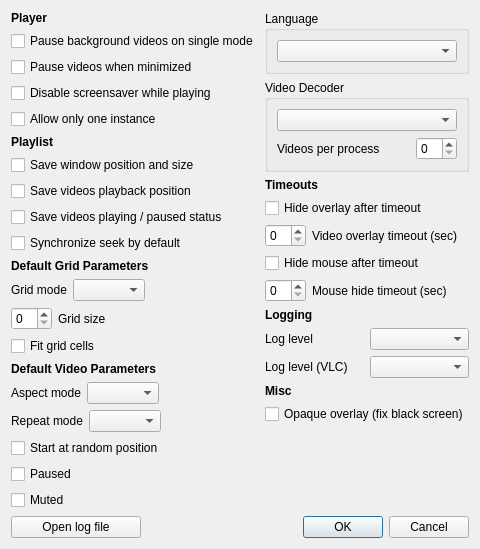
The window that resources/ui/settings_dialog.ui (vzhd1701/gridplayer) describes before a commit, drawn with Qt 5.
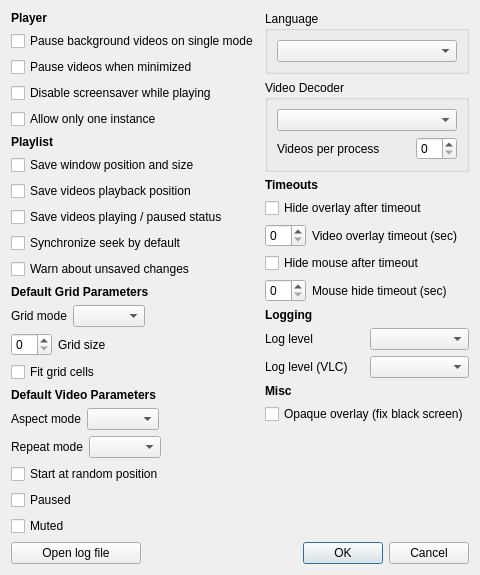
The same window after the commit.

Commit message: feat: add option to control warning about unsaved playlist changes

The edit to the form file:
```diff
--- a/resources/ui/settings_dialog.ui
+++ b/resources/ui/settings_dialog.ui
@@ -109,6 +109,13 @@
            </property>
           </widget>
          </item>
+         <item>
+          <widget class="QCheckBox" name="playlistTrackChanges">
+           <property name="text">
+            <string>Warn about unsaved changes</string>
+           </property>
+          </widget>
+         </item>
         </layout>
        </item>
        <item>
```
The commit also changes 4 other files.
